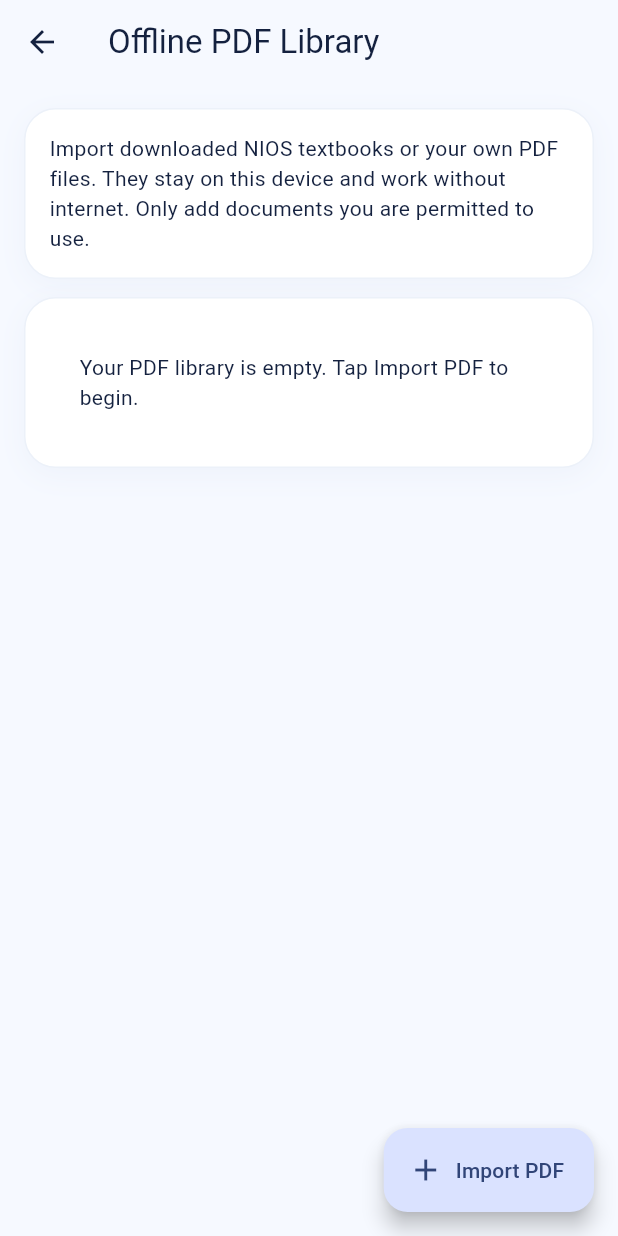
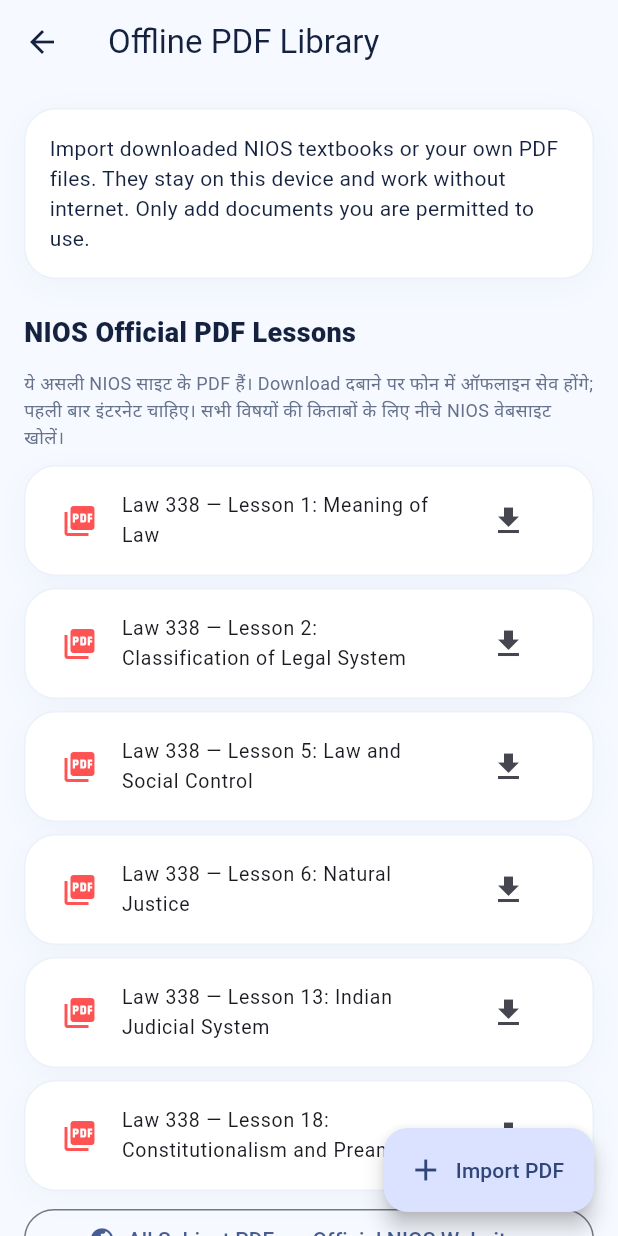
Before and after one commit to shuvinexofficial143-design/StudyVerse, a Flutter app: the PdfLibraryScreen screen opened directly, on a phone screen of 412 x 824 dp. Run offline on Flutter 3.47's test engine with Material 3 defaults, Android fonts, the phone set to English and light mode, and no system bars; our stand-ins replace appwrite, file_picker, flutter_secure_storage, image_picker, just_audio, shared_preferences and 1 more; missing offline and left inert: pdfrx, record; accounts and stored records are empty.

Commit message:
feat: download six official NIOS law PDFs on demand for offline reading

```diff
--- a/lib/study_extras.dart
+++ b/lib/study_extras.dart
@@ -1,11 +1,13 @@
 import 'dart:convert';
 import 'dart:io';
+import 'dart:typed_data';
 
 import 'package:file_picker/file_picker.dart';
 import 'package:flutter/material.dart';
 import 'package:path_provider/path_provider.dart';
 import 'package:pdfrx/pdfrx.dart';
 import 'package:shared_preferences/shared_preferences.dart';
+import 'package:url_launcher/url_launcher.dart';
 
 import 'main.dart';
 import 'nios_curriculum.dart';
@@ -455,6 +457,23 @@ class _StudyPlannerScreenState extends State<StudyPlannerScreen> {
   }
 }
 
+/// Official NIOS-hosted chapter PDFs are downloaded only when selected.
+/// We do not redistribute textbook files in the application package.
+const _niosPdfChapters = <(String, String)>[
+  ('Law 338 — Lesson 1: Meaning of Law',
+   'https://digital.nios.ac.in/content/338en/338_Introduction_To_Law_Eng_L1.pdf'),
+  ('Law 338 — Lesson 2: Classification of Legal System',
+   'https://digital.nios.ac.in/content/338en/338_Introduction_To_Law_Eng_L2.pdf'),
+  ('Law 338 — Lesson 5: Law and Social Control',
+   'https://digital.nios.ac.in/content/338en/338_Introduction_To_Law_Eng_L5.pdf'),
+  ('Law 338 — Lesson 6: Natural Justice',
+   'https://digital.nios.ac.in/content/338en/338_Introduction_To_Law_Eng_L6.pdf'),
+  ('Law 338 — Lesson 13: Indian Judicial System',
+   'https://digital.nios.ac.in/content/338en/338_Introduction_To_Law_Eng_L13.pdf'),
+  ('Law 338 — Lesson 18: Constitutionalism and Preamble',
+   'https://digital.nios.ac.in/content/338en/338_Introduction_To_Law_Eng_L18.pdf'),
+];
+
 class PdfLibraryScreen extends StatefulWidget {
   const PdfLibraryScreen({super.key});
   @override
@@ -464,6 +483,7 @@ class PdfLibraryScreen extends StatefulWidget {
 class _PdfLibraryScreenState extends State<PdfLibraryScreen> {
   List<SavedPdf> pdfs = [];
   bool importing = false;
+  String? downloadingPdf;
 
   @override
   void initState() {
@@ -474,6 +494,69 @@ class _PdfLibraryScreenState extends State<PdfLibraryScreen> {
   Future<void> _load() async {
     final loaded = await StudyExtrasStorage.loadPdfs();
     if (mounted) setState(() => pdfs = loaded);
+  }
+
+  Future<void> _downloadOfficialPdf(String title, String link) async {
+    if (importing || downloadingPdf != null) return;
+    final uri = Uri.parse(link);
+    if (uri.scheme != 'https' || uri.host != 'digital.nios.ac.in') {
+      return;
+    }
+    setState(() => downloadingPdf = link);
+    final client = HttpClient()..connectionTimeout = const Duration(seconds: 15);
+    try {
+      final request = await client.getUrl(uri).timeout(
+        const Duration(seconds: 20));
+      final response = await request.close().timeout(
+        const Duration(seconds: 25));
+      if (response.statusCode != HttpStatus.ok) {
+        throw const FormatException('NIOS PDF अभी डाउनलोड नहीं हुई।');
+      }
+      final builder = BytesBuilder(copy: false);
+      await for (final chunk in response.timeout(const Duration(seconds: 45))) {
+        if (builder.length + chunk.length > 25 * 1024 * 1024) {
+          throw const FormatException('यह PDF 25 MB से बड़ी है।');
+        }
+        builder.add(chunk);
+      }
+      final bytes = builder.takeBytes();
+      if (bytes.length < 4 || bytes[0] != 37 || bytes[1] != 80 ||
+          bytes[2] != 68 || bytes[3] != 70) {
+        throw const FormatException('NIOS से सही PDF नहीं मिली।');
+      }
+      final dir = await getApplicationDocumentsDirectory();
+      final folder = Directory('${dir.path}/studyverse_pdfs');
+      await folder.create(recursive: true);
+      final id = DateTime.now().microsecondsSinceEpoch.toString();
+      final output = File('${folder.path}/$id.pdf');
+      await output.writeAsBytes(bytes, flush: true);
+      final next = [
+        SavedPdf(id: id, name: title, path: output.path), ...pdfs,
+      ];
+      await StudyExtrasStorage.savePdfs(next);
+      if (mounted) {
+        setState(() => pdfs = next);
+        ScaffoldMessenger.of(context).showSnackBar(const SnackBar(
+          content: Text('PDF सेव हो गई। अब बिना इंटरनेट पढ़ सकते हैं।')));
+      }
+    } catch (_) {
+      if (mounted) ScaffoldMessenger.of(context).showSnackBar(
+        const SnackBar(content: Text(
+          'डाउनलोड नहीं हुआ। इंटरनेट चेक करें या NIOS साइट से PDF खोलें।')));
+    } finally {
+      client.close(force: true);
+      if (mounted) setState(() => downloadingPdf = null);
+    }
+  }
+
+  Future<void> _browseAllNiosMaterials() async {
+    final uri = Uri.parse(
+      'https://rcpune.nios.ac.in/senior-secondary-courses-material.html');
+    final launched = await launchUrl(uri, mode: LaunchMode.externalApplication);
+    if (!launched && mounted) {
+      ScaffoldMessenger.of(context).showSnackBar(const SnackBar(
+        content: Text('NIOS वेबसाइट नहीं खुली। इंटरनेट देखें।')));
+    }
   }
 
   Future<void> _importPdf() async {
@@ -539,7 +622,41 @@ class _PdfLibraryScreenState extends State<PdfLibraryScreen> {
         'Import downloaded NIOS textbooks or your own PDF files. '
         'They stay on this device and work without internet. '
         'Only add documents you are permitted to use.')),
-      const SizedBox(height: 12),
+      const SizedBox(height: 15),
+      const StudySection('NIOS Official PDF Lessons'),
+      const Text(
+        'ये असली NIOS साइट के PDF हैं। Download दबाने पर फोन में ऑफलाइन '
+        'सेव होंगे; पहली बार इंटरनेट चाहिए। सभी विषयों की किताबों के लिए '
+        'नीचे NIOS वेबसाइट खोलें।',
+        style: TextStyle(color: Color(0xFF66728B), fontSize: 12),
+      ),
+      const SizedBox(height: 10),
+      for (final (title, url) in _niosPdfChapters)
+        Padding(
+          padding: const EdgeInsets.only(bottom: 8),
+          child: StudyPanel(padding: const EdgeInsets.all(8),
+            child: ListTile(
+              leading: const Icon(Icons.picture_as_pdf, color: Colors.redAccent),
+              title: Text(title, style: const TextStyle(fontSize: 13)),
+              trailing: IconButton(
+                tooltip: 'Download official PDF',
+                icon: downloadingPdf == url
+                  ? const SizedBox(width: 20, height: 20,
+                      child: CircularProgressIndicator(strokeWidth: 2))
+                  : const Icon(Icons.download),
+                onPressed: downloadingPdf == null && !importing
+                    ? () => _downloadOfficialPdf(title, url) : null,
+              ),
+            ),
+          ),
+        ),
+      OutlinedButton.icon(
+        onPressed: _browseAllNiosMaterials,
+        icon: const Icon(Icons.public),
+        label: const Text('All Subject PDFs — Official NIOS Website'),
+      ),
+      const SizedBox(height: 18),
+      const StudySection('Saved Offline PDFs'),
       if (pdfs.isEmpty) const StudyPanel(
         child: Padding(padding: EdgeInsets.all(20),
           child: Text('Your PDF library is empty. Tap Import PDF to begin.')),
```
